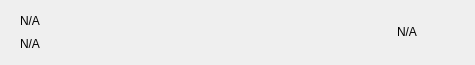
The window that src/qt/kristatech/forms/mnrow.ui (bedri/KristaTech-KRISTA) describes before a commit, drawn with Qt 5.
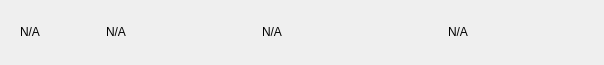
The same window after the commit. Icons and pictures are not drawn.

Commit message: style(gui): remove topbar FAQ button and expand masternodes screen to full-width with column headers

```diff
--- a/src/qt/kristatech/forms/mnrow.ui
+++ b/src/qt/kristatech/forms/mnrow.ui
@@ -51,64 +51,52 @@
        <number>0</number>
       </property>
       <item>
-       <widget class="QFrame" name="frame">
-        <property name="styleSheet">
-         <string notr="true">border:none;padding:0px;</string>
+       <widget class="QLabel" name="labelName">
+        <property name="minimumSize">
+         <size>
+          <width>80</width>
+          <height>0</height>
+         </size>
         </property>
-        <property name="frameShape">
-         <enum>QFrame::StyledPanel</enum>
+        <property name="text">
+         <string notr="true">N/A</string>
         </property>
-        <property name="frameShadow">
-         <enum>QFrame::Raised</enum>
-        </property>
-        <layout class="QVBoxLayout" name="verticalLayout">
-         <property name="spacing">
-          <number>0</number>
-         </property>
-         <property name="leftMargin">
-          <number>0</number>
-         </property>
-         <property name="topMargin">
-          <number>0</number>
-         </property>
-         <property name="rightMargin">
-          <number>0</number>
-         </property>
-         <property name="bottomMargin">
-          <number>0</number>
-         </property>
-         <item>
-          <widget class="QLabel" name="labelName">
-           <property name="text">
-            <string notr="true">N/A</string>
-           </property>
-          </widget>
-         </item>
-         <item>
-          <widget class="QLabel" name="labelAddress">
-           <property name="text">
-            <string notr="true">N/A</string>
-           </property>
-          </widget>
-         </item>
-        </layout>
        </widget>
       </item>
       <item>
-       <spacer name="horizontalSpacer">
-        <property name="orientation">
-         <enum>Qt::Horizontal</enum>
+       <widget class="QLabel" name="labelAddress">
+        <property name="minimumSize">
+         <size>
+          <width>150</width>
+          <height>0</height>
+         </size>
         </property>
-        <property name="sizeHint" stdset="0">
+        <property name="text">
+         <string notr="true">N/A</string>
+        </property>
+       </widget>
+      </item>
+      <item>
+       <widget class="QLabel" name="labelTxId">
+        <property name="minimumSize">
          <size>
-          <width>40</width>
-          <height>20</height>
+          <width>180</width>
+          <height>0</height>
          </size>
         </property>
-       </spacer>
+        <property name="text">
+         <string notr="true">N/A</string>
+        </property>
+       </widget>
       </item>
       <item>
        <widget class="QLabel" name="labelDate">
+        <property name="minimumSize">
+         <size>
+          <width>100</width>
+          <height>0</height>
+         </size>
+        </property>
         <property name="text">
          <string notr="true">N/A</string>
         </property>
@@ -116,6 +104,12 @@
       </item>
       <item>
        <widget class="QPushButton" name="pushButtonMenu">
+        <property name="maximumSize">
+         <size>
+          <width>30</width>
+          <height>16777215</height>
+         </size>
+        </property>
         <property name="focusPolicy">
          <enum>Qt::NoFocus</enum>
         </property>
```
The commit also changes 6 other files.
